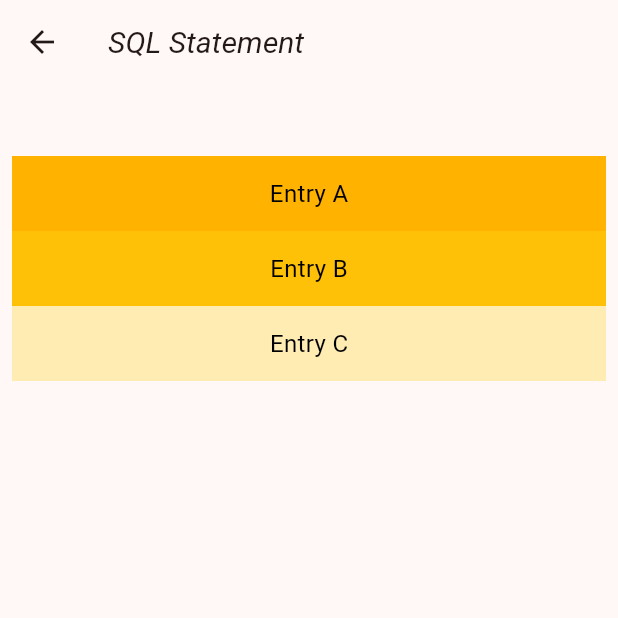
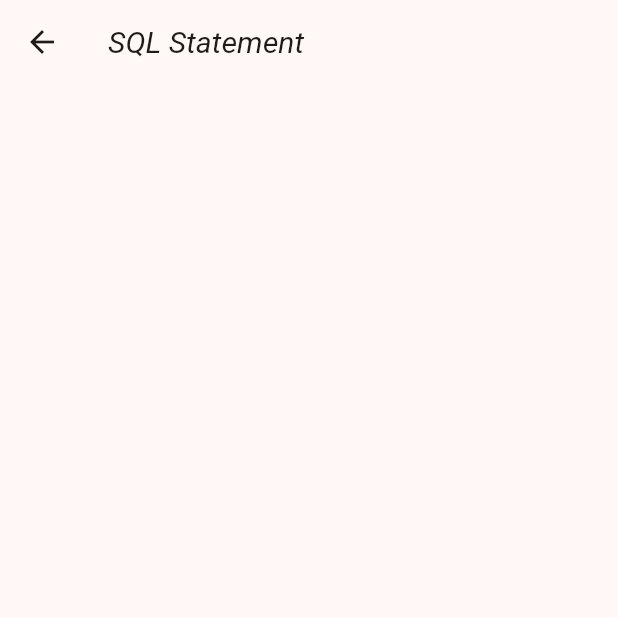
Before and after one commit to Jiyeopkim/flutter_dev, a Flutter app: the StudyDetailScn screen opened by its route, on a phone screen of 412 x 824 dp, the top half of it. Run offline on Flutter 3.47's test engine with Material 2 defaults, Android fonts, the phone set to English and light mode, and no system bars; our stand-ins replace drift, fluttertoast, get, sqflite; accounts and stored records are empty; generated files the repository leaves out were written again.

Commit message:
* lesson 5/37 까지 저장.

```diff
--- a/lib/main.dart
+++ b/lib/main.dart
@@ -44,8 +44,8 @@ class MyApp extends StatelessWidget {
         brightness: Brightness.dark,
         textTheme: const TextTheme(
           displayLarge: TextStyle(fontSize: 72, fontWeight: FontWeight.bold),
-          titleLarge: TextStyle(fontSize: 36, fontStyle: FontStyle.italic),
-          bodyMedium: TextStyle(fontSize: 14, color: Colors.white),
+          titleLarge: TextStyle(fontSize: 20, fontStyle: FontStyle.italic),
+          bodyMedium: TextStyle(fontSize: 16, color: Colors.white),
         )),
 
       home: const MyHomePage(title: 'Learn SQL'),
--- a/lib/screens/study_detail_scn.dart
+++ b/lib/screens/study_detail_scn.dart
@@ -78,6 +78,47 @@ class _StudyDetailScn extends State<StudyDetailScn> {
                   padding: const EdgeInsets.all(10.0),
                   child: Text(cnt.sqlItem.value.simpleKor ?? 'no data'),
                   ),
+                cnt.sqlItem.value.example == null ? const SizedBox(height: 0,) :
+                  Card(child: Padding(
+                    padding: const EdgeInsets.all(10.0),
+                    child: Text(cnt.sqlItem.value.example ?? 'no data'),
+                  )),
+                const SizedBox(height: 10,),
+                cnt.sqlItem.value.explainEng == null ? const SizedBox(height: 0,) :
+                Container(
+                  padding: const EdgeInsets.all(3.0),
+                  child: InputDecorator(
+                    decoration:
+                      const InputDecoration(
+                        labelText: 'Explanation',
+                        border: OutlineInputBorder(
+                        borderRadius: BorderRadius.only(
+                          // topRight: Radius.circular(10),
+                          bottomLeft: Radius.circular(10),
+                          bottomRight: Radius.circular(10))
+                        ),
+                    ),
+                    child: Text(cnt.sqlItem.value.explainEng ?? 'no data')
+                  ),
+                ),
+                const SizedBox(height: 10,),
+                cnt.sqlItem.value.explainKor == null ? const SizedBox(height: 0,) :
+                Container(
+                  padding: const EdgeInsets.all(3.0),
+                  child: InputDecorator(
+                    decoration:
+                      const InputDecoration(
+                        labelText: '설명',
+                        border: OutlineInputBorder(
+                        borderRadius: BorderRadius.only(
+                          // topRight: Radius.circular(10),
+                          bottomLeft: Radius.circular(10),
+                          bottomRight: Radius.circular(10))
+                        ),
+                    ),
+                    child: Text(cnt.sqlItem.value.explainKor ?? 'no data')
+                  ),
+                ),
                 const SizedBox(height: 10,),
                 cnt.examList.isEmpty ? const SizedBox(height: 0,) : // 예제가 있으면 표시
                 Container(
@@ -127,58 +168,23 @@ class _StudyDetailScn extends State<StudyDetailScn> {
                   },
                   ),
                 ),
+
                 const SizedBox(height: 10,),
-                cnt.sqlItem.value.explainEng == null ? const SizedBox(height: 0,) :
-                Container(
-                  padding: const EdgeInsets.all(3.0),
-                  child: InputDecorator(
-                    decoration:
-                      const InputDecoration(
-                        labelText: 'Explanation',
-                        border: OutlineInputBorder(
-                        borderRadius: BorderRadius.only(
-                          // topRight: Radius.circular(10),
-                          bottomLeft: Radius.circular(10),
-                          bottomRight: Radius.circular(10))
-                        ),
-                    ),
-                    child: Text(cnt.sqlItem.value.explainEng ?? 'no data')
-                  ),
-                ),
-                const SizedBox(height: 10,),
-                cnt.sqlItem.value.explainKor == null ? const SizedBox(height: 0,) :
-                Container(
-                  padding: const EdgeInsets.all(3.0),
-                  child: InputDecorator(
-                    decoration:
-                      const InputDecoration(
-                        labelText: '설명',
-                        border: OutlineInputBorder(
-                        borderRadius: BorderRadius.only(
-                          // topRight: Radius.circular(10),
-                          bottomLeft: Radius.circular(10),
-                          bottomRight: Radius.circular(10))
-                        ),
-                    ),
-                    child: Text(cnt.sqlItem.value.explainKor ?? 'no data')
-                  ),
-                ),
-                const SizedBox(height: 10,),
-                Container(
-                  height: 50,
-                  color: Colors.amber[600],
-                  child: const Center(child: Text('Entry A')),
-                ),
-                Container(
-                  height: 50,
-                  color: Colors.amber[500],
-                  child: const Center(child: Text('Entry B')),
-                ),
-                Container(
-                  height: 50,
-                  color: Colors.amber[100],
-                  child: const Center(child: Text('Entry C')),
-                ),
+                // Container(
+                //   height: 50,
+                //   color: Colors.amber[600],
+                //   child: const Center(child: Text('Entry A')),
+                // ),
+                // Container(
+                //   height: 50,
+                //   color: Colors.amber[500],
+                //   child: const Center(child: Text('Entry B')),
+                // ),
+                // Container(
+                //   height: 50,
+                //   color: Colors.amber[100],
+                //   child: const Center(child: Text('Entry C')),
+                // ),
               ],
             )
         ),
```
Also changed, not shown: 2 other files.
